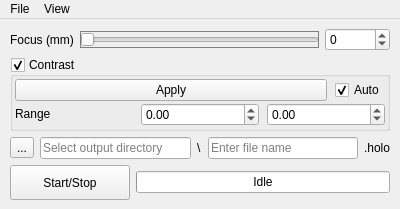
The window that Holovibes/lightui.ui (DigitalHolography/Holovibes) describes before a commit, drawn with Qt 5.
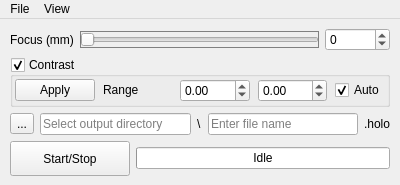
The same window after the commit. Custom widgets are drawn as their Qt base class.

Commit message: feat: contrast in one line in light ui

Patch:
```diff
--- a/Holovibes/lightui.ui
+++ b/Holovibes/lightui.ui
@@ -126,6 +126,22 @@
                  <property name="spacing">
                   <number>8</number>
                  </property>
+                 <item>
+                  <widget class="QPushButton" name="AutoContrastPushButton">
+                   <property name="sizePolicy">
+                    <sizepolicy hsizetype="Expanding" vsizetype="Fixed">
+                     <horstretch>0</horstretch>
+                     <verstretch>0</verstretch>
+                    </sizepolicy>
+                   </property>
+                   <property name="text">
+                    <string>Apply</string>
+                   </property>
+                   <property name="flat">
+                    <bool>false</bool>
+                   </property>
+                  </widget>
+                 </item>
                  <item>
                   <widget class="QLabel" name="ContrastRangeLabel">
                    <property name="enabled">
@@ -186,29 +202,6 @@
                    </property>
                    <property name="singleStep">
                     <double>0.010000000000000</double>
-                   </property>
-                  </widget>
-                 </item>
-                </layout>
-               </item>
-               <item row="0" column="0" colspan="3">
-                <layout class="QHBoxLayout" name="horizontalLayout_7">
-                 <property name="spacing">
-                  <number>8</number>
-                 </property>
-                 <item>
-                  <widget class="QPushButton" name="AutoContrastPushButton">
-                   <property name="sizePolicy">
-                    <sizepolicy hsizetype="Expanding" vsizetype="Fixed">
-                     <horstretch>0</horstretch>
-                     <verstretch>0</verstretch>
-                    </sizepolicy>
-                   </property>
-                   <property name="text">
-                    <string>Apply</string>
-                   </property>
-                   <property name="flat">
-                    <bool>false</bool>
                    </property>
                   </widget>
                  </item>
```
